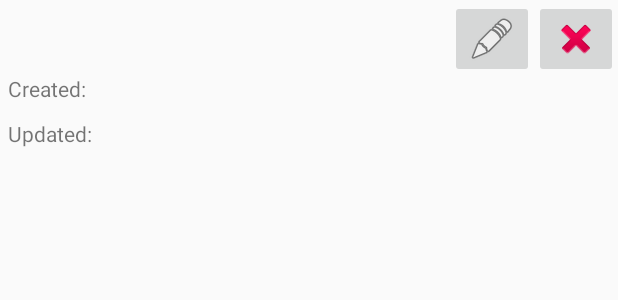
After one commit to midoalageb/SODING_Assessment, an Android app: the layout item_task.xml on its own in the app's theme, with its tools: preview values and no code run, on a phone screen of 412 x 824 dp. The commit adds this screen. Shown: the top 300 px of the screen. Run offline under Robolectric (Android 15) with nearby library versions, the phone set to English and light mode, and no system bars.

Commit message:
UI: Task Item and Adapter

```diff
--- a/app/src/main/AndroidManifest.xml
+++ b/app/src/main/AndroidManifest.xml
@@ -10,7 +10,7 @@
         android:supportsRtl="true"
         android:theme="@style/AppTheme">
         <activity
-            android:name=".MainActivity"
+            android:name=".Activities.MainActivity"
             android:label="@string/app_name"
             android:theme="@style/AppTheme.NoActionBar">
             <intent-filter>
--- a/app/src/main/java/android/soding/com/sodingapp/Helpers/Constants.java
+++ b/app/src/main/java/android/soding/com/sodingapp/Helpers/Constants.java
@@ -7,5 +7,7 @@ package android.soding.com.sodingapp.Helpers;
 public class Constants {
     public static final String DATE_FORMAT = "yyyy-MM-dd HH:mm:ss";
     public static final String DB_NAME = "Tasks_DB.db";
+    public static final String ACTION_UPDATE = "UPDATE";
+    public static final String ACTION_DELETE = "DELETE";
 
 }
--- a/app/src/main/res/layout/activity_main.xml
+++ b/app/src/main/res/layout/activity_main.xml
@@ -28,6 +28,6 @@
         android:layout_height="wrap_content"
         android:layout_gravity="bottom|end"
         android:layout_margin="@dimen/fab_margin"
-        app:srcCompat="@android:drawable/ic_dialog_email" />
+        app:srcCompat="@android:drawable/ic_input_add" />
 
 </android.support.design.widget.CoordinatorLayout>
--- /dev/null
+++ b/app/src/main/res/layout/item_task.xml
@@ -0,0 +1,89 @@
+<?xml version="1.0" encoding="utf-8"?>
+<LinearLayout xmlns:android="http://schemas.android.com/apk/res/android"
+    xmlns:app="http://schemas.android.com/apk/res-auto"
+    android:layout_width="match_parent"
+    android:layout_height="wrap_content"
+    android:orientation="horizontal">
+
+    <LinearLayout
+        android:layout_width="wrap_content"
+        android:layout_height="match_parent"
+        android:layout_weight="2"
+        android:orientation="vertical">
+
+        <TextView
+            android:id="@+id/TV_item_name"
+            android:layout_width="match_parent"
+            android:layout_height="wrap_content"
+            android:textColor="@android:color/black"
+            android:textSize="18sp" />
+
+        <TextView
+            android:id="@+id/TV_item_description"
+            android:layout_width="match_parent"
+            android:layout_height="wrap_content"
+            android:layout_marginLeft="10dp" />
+
+        <LinearLayout
+            android:layout_width="match_parent"
+            android:layout_height="wrap_content"
+            android:gravity="center_vertical"
+            android:orientation="horizontal">
+
+            <TextView
+                android:id="@+id/textView4"
+                android:layout_width="wrap_content"
+                android:layout_height="wrap_content"
+                android:layout_margin="5dp"
+                android:text="@string/created" />
+
+            <TextView
+                android:id="@+id/TV_item_created"
+                android:layout_width="wrap_content"
+                android:layout_height="wrap_content"
+                android:layout_weight="1" />
+        </LinearLayout>
+
+        <LinearLayout
+            android:layout_width="match_parent"
+            android:layout_height="match_parent"
+            android:gravity="center_vertical"
+            android:orientation="horizontal">
+
+            <TextView
+                android:id="@+id/textView6"
+                android:layout_width="wrap_content"
+                android:layout_height="wrap_content"
+                android:layout_margin="5dp"
+                android:text="@string/updated" />
+
+            <TextView
+                android:id="@+id/TV_item_updated"
+                android:layout_width="wrap_content"
+                android:layout_height="wrap_content"
+                android:layout_weight="1" />
+        </LinearLayout>
+    </LinearLayout>
+
+    <LinearLayout
+        android:layout_width="wrap_content"
+        android:layout_height="match_parent"
+        android:orientation="horizontal">
+
+        <ImageButton
+            android:id="@+id/IB_item_update"
+            android:layout_width="wrap_content"
+            android:layout_height="wrap_content"
+            android:layout_weight="1"
+            app:srcCompat="@android:drawable/ic_menu_edit" />
+
+        <ImageButton
+            android:id="@+id/IB_item_delete"
+            android:layout_width="wrap_content"
+            android:layout_height="wrap_content"
+            android:layout_weight="1"
+            app:srcCompat="@android:drawable/ic_delete" />
+
+    </LinearLayout>
+
+</LinearLayout>
--- a/app/src/main/res/values/strings.xml
+++ b/app/src/main/res/values/strings.xml
@@ -1,4 +1,6 @@
 <resources>
     <string name="app_name">SodingApp</string>
     <string name="action_settings">Settings</string>
+    <string name="created">Created: </string>
+    <string name="updated">Updated: </string>
 </resources>
```
Also changed, not shown: app/src/main/java/android/soding/com/sodingapp/Activities/MainActivity.java (+6 -16 lines), app/src/main/java/android/soding/com/sodingapp/Adapters/TaskAdapter.java (added, +102 -0 lines).
